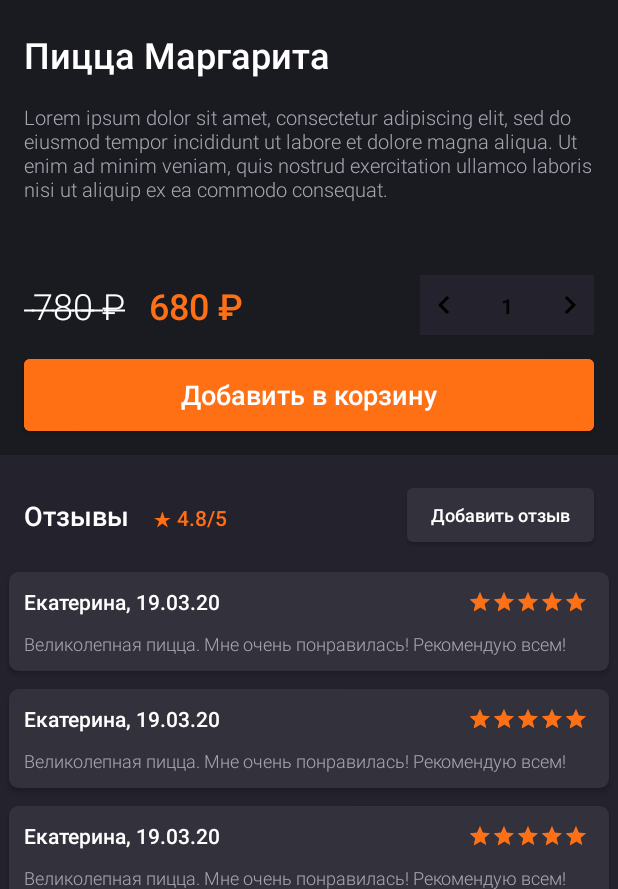
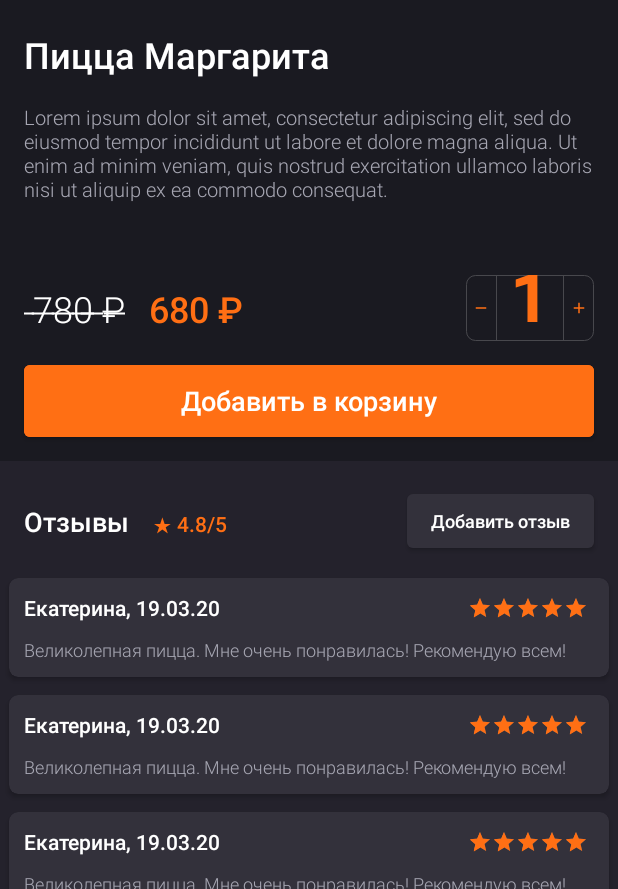
Before and after one commit to 5treetArt/SB-Delivery, an Android app: the layout fragment_dish.xml on its own in the app's theme, with its tools: preview values and no code run, on a phone screen of 412 x 824 dp, the part 347-1236 px from its top. Run offline under Robolectric (Android 15) with nearby library versions, the phone set to English and light mode, and no system bars.

Commit message:
updated NumberPicker

```diff
--- a/app/src/main/java/ru/skillbranch/sbdelivery/ui/custom/HorizontalNumberPicker.kt
+++ b/app/src/main/java/ru/skillbranch/sbdelivery/ui/custom/HorizontalNumberPicker.kt
@@ -7,9 +7,12 @@ import android.graphics.drawable.GradientDrawable
 import android.os.Parcel
 import android.os.Parcelable
 import android.util.AttributeSet
+import android.util.TypedValue
 import android.view.inputmethod.EditorInfo
 import android.widget.LinearLayout
-import androidx.annotation.*
+import androidx.annotation.ColorInt
+import androidx.annotation.DimenRes
+import androidx.annotation.DrawableRes
 import kotlinx.android.synthetic.main.layout_counter_view.view.*
 import ru.skillbranch.sbdelivery.R
 import ru.skillbranch.sbdelivery.extensions.hideKeyboard
@@ -29,15 +32,26 @@ class HorizontalNumberPicker @JvmOverloads constructor(
     @ColorInt
     private var buttonTint = 0
     private var viewBackground: Drawable? = null
-    private var strokeWidthRef = 0
-    private var borderWidth = 0f
+    private var borderWidth = -1f
     private var borderColor = 0
+    private var cornerRadius = 0f
+    private val defaultTextSize by lazy { resources.getDimension(R.dimen.hnp_def_text_size) }
+    private var textSize = 0f
+        get() {
+            field = et_value.textSize
+            return field
+        }
+        set(value) {
+            et_value.setTextSize(TypedValue.COMPLEX_UNIT_PT, value)
+            requestLayout()
+            field = value
+        }
+
     private var increment = 1
     private var minValue = Int.MIN_VALUE
     private var maxValue = Int.MAX_VALUE
-    private var counterValueColor = 0
+    private var valueColor = 0
     private var repeatIntervalMillis = 100L
-    private var defWidthValue = 0f
     private var onValueChangedListener: OnValueChangeListener? = null
     private var editCompleteListener: (() -> Unit)? = null
     private var formatter: Formatter? = null
@@ -75,15 +89,17 @@ class HorizontalNumberPicker @JvmOverloads constructor(
     private fun applyAttributes(rawAttrs: AttributeSet?, defStyle: Int) {
         val a = context.obtainStyledAttributes(rawAttrs, R.styleable.HorizontalNumberPicker, defStyle, 0)
         try {
-            incIcon = a.getDrawable(R.styleable.HorizontalNumberPicker_hnp_inc_icon)
-            decIcon = a.getDrawable(R.styleable.HorizontalNumberPicker_hnp_dec_icon)
-            viewBackground = a.getDrawable(R.styleable.HorizontalNumberPicker_hnp_background)
-            buttonTint = a.getColor(R.styleable.HorizontalNumberPicker_hnp_button_color, 0)
-            borderWidth = a.getDimension(R.styleable.HorizontalNumberPicker_hnp_border_width, 0f)
-            borderColor = a.getColor(R.styleable.HorizontalNumberPicker_hnp_border_color, 0)
+            incIcon = a.getDrawable(R.styleable.HorizontalNumberPicker_hnp_incIcon)
+            decIcon = a.getDrawable(R.styleable.HorizontalNumberPicker_hnp_decIcon)
+            viewBackground = a.getDrawable(R.styleable.HorizontalNumberPicker_hnp_backgroundColor)
+            buttonTint = a.getColor(R.styleable.HorizontalNumberPicker_hnp_buttonTint, 0)
+            borderColor = a.getColor(R.styleable.HorizontalNumberPicker_hnp_borderColor, 0)
+            borderWidth = a.getDimension(R.styleable.HorizontalNumberPicker_hnp_borderWidth, -1f)
+            textSize = a.getDimension(R.styleable.HorizontalNumberPicker_hnp_textSize, defaultTextSize)
+            cornerRadius = a.getDimension(R.styleable.HorizontalNumberPicker_hnp_cornerRadius, -1f)
             value = a.getInt(R.styleable.HorizontalNumberPicker_hnp_value, 1)
             increment = a.getInt(R.styleable.HorizontalNumberPicker_hnp_increment, 1)
-            counterValueColor = a.getColor(R.styleable.HorizontalNumberPicker_hnp_textColor, 0)
+            valueColor = a.getColor(R.styleable.HorizontalNumberPicker_hnp_textColor, 0)
             minValue = a.getInt(R.styleable.HorizontalNumberPicker_hnp_minValue, Int.MIN_VALUE)
             maxValue = a.getInt(R.styleable.HorizontalNumberPicker_hnp_maxValue, Int.MAX_VALUE)
         } catch (e: Exception) {
@@ -106,13 +122,7 @@ class HorizontalNumberPicker @JvmOverloads constructor(
 
         btn_inc.setOnHoldListener(repeatIntervalMillis, 400L, {
             onValueChangedListener?.onValueChange(this, value)
-        }) {
-            value = et_value.text.toString().split(' ').first().toIntOrNull() ?: value
-            value += increment
-            context.hideKeyboard(et_value)
-            et_value.clearFocus()
-            refreshCounter()
-        }
+        }) { updateCounter(increment) }
 
         //btn_dec.setOnClickListener {
         //    counterValue = et_value.text.toString().split(' ').first().toFloatOrNull() ?: counterValue
@@ -125,13 +135,7 @@ class HorizontalNumberPicker @JvmOverloads constructor(
         //}
         btn_dec.setOnHoldListener(repeatIntervalMillis, 400L, {
             onValueChangedListener?.onValueChange(this, value)
-        }) {
-            value = et_value.text.toString().split(' ').first().toIntOrNull() ?: value
-            value -= increment
-            context.hideKeyboard(et_value)
-            et_value.clearFocus()
-            refreshCounter()
-        }
+        }) { updateCounter(-increment) }
 
         //et_value.addTextChangedListener {
         //    var counterStr = it.toString().split(" ").firstOrNull()
@@ -154,22 +158,18 @@ class HorizontalNumberPicker @JvmOverloads constructor(
             return@setOnEditorActionListener if (actionId == EditorInfo.IME_ACTION_DONE) {
                 editCompleteListener?.invoke()
                 updateCounter()
+                onValueChangedListener?.onValueChange(this, value)
                 true
             } else false
         }
 
         et_value.setOnFocusChangeListener { _, hasFocus ->
             if (hasFocus) et_value.setText("$value")
-            else updateCounter()
+            else {
+                updateCounter()
+                onValueChangedListener?.onValueChange(this, value)
+            }
         }
-    }
-
-    private fun updateCounter() {
-        value = et_value.text.toString().toIntOrNull() ?: value
-        context.hideKeyboard(et_value)
-        et_value.clearFocus()
-        refreshCounter()
-        onValueChangedListener?.onValueChange(this, value)
     }
 
     private fun applyValues() {
@@ -180,21 +180,23 @@ class HorizontalNumberPicker @JvmOverloads constructor(
             btn_inc.imageTintList = ColorStateList.valueOf(buttonTint)
             btn_dec.imageTintList = ColorStateList.valueOf(buttonTint)
         }
-        if (borderWidth != 0f) {
-            this.setBorderWidth(borderWidth)
-        }
-        if (borderColor != 0) {
-            initBorderColor(borderColor)
-        }
-        refreshCounter()
-        if (counterValueColor != 0) {
-            et_value.setTextColor(counterValueColor)
-        }
+        if (borderWidth != -1f) applyBorder(width = borderWidth)
+        if (borderColor != 0) applyBorder(color = borderColor)
+        if (valueColor != 0) et_value.setTextColor(valueColor)
+        updateUi()
+    }
+
+    private fun updateCounter(append: Int = 0) {
+        value = et_value.text.toString().toIntOrNull() ?: value
+        value += append
+        context.hideKeyboard(et_value)
+        et_value.clearFocus()
+        updateUi()
     }
 
     fun setValue(counter: Int) {
         value = counter
-        refreshCounter()
+        updateUi()
     }
 
     fun getValue() = value
@@ -230,30 +232,19 @@ class HorizontalNumberPicker @JvmOverloads constructor(
         btn_dec.setImageResource(decButtonIcon)
     }
 
-    fun setBorderWidth(@DimenRes strokeWidth: Int) {
-        strokeWidthRef = strokeWidth
-        val drawable = GradientDrawable()
-        drawable.cornerRadius = getDimension(R.dimen.inc_dec_counter_view_corner_radius)
-        drawable.setStroke(
-            getDimension(strokeWidth).toInt(),
-            resources.getColor(android.R.color.darker_gray)
-        )
-        root_view?.background = drawable
-    }
-
     fun setIncrement(increment: Int) {
         this.increment = increment
-        refreshCounter()
+        updateUi()
     }
 
     fun setMinValue(minValue: Int) {
         this.minValue = minValue
-        refreshCounter()
+        updateUi()
     }
 
     fun setMaxValue(maxValue: Int) {
         this.maxValue = maxValue
-        refreshCounter()
+        updateUi()
     }
 
     fun getMinValue(): Int {
@@ -264,40 +255,55 @@ class HorizontalNumberPicker @JvmOverloads constructor(
         return maxValue
     }
 
-    fun setBorderColor(@ColorRes strokeColor: Int) {
-        val drawable = GradientDrawable()
-        drawable.cornerRadius = getDimension(R.dimen.inc_dec_counter_view_corner_radius)
-        if (strokeWidthRef != 0) drawable.setStroke(
-            getDimension(strokeWidthRef).toInt(),
-            context.resources.getColor(strokeColor)
-        ) else drawable.setStroke(
-            getDimension(R.dimen.inc_dec_counter_view_stroke_width).toInt(),
-            context.resources.getColor(strokeColor)
-        )
-        root_view?.background = drawable
+    fun setCornerRadius(value: Float) {
+        cornerRadius = value
+        applyBorder(radius = cornerRadius)
     }
 
-    private fun initBorderColor(color: Int) {
-        val drawable = GradientDrawable()
-        drawable.cornerRadius = getDimension(R.dimen.inc_dec_counter_view_corner_radius)
-        if (defWidthValue != 0f) drawable.setStroke(
-            defWidthValue.toInt(),
-            color
-        ) else drawable.setStroke(
-            getDimension(R.dimen.inc_dec_counter_view_stroke_width).toInt(),
-            color
-        )
-        root_view?.background = drawable
+    fun setBorderWidth(value: Float) {
+        borderWidth = value
+        applyBorder(width = value)
     }
 
-    private fun refreshCounter() {
+    fun setBorderColor(@ColorInt color: Int) {
+        borderColor = color
+        applyBorder(color = color)
+    }
+
+
+    private fun applyBorder(
+        @ColorInt color: Int = borderColor,
+        width: Float = borderWidth,
+        radius: Float = cornerRadius
+    ) {
+
+        val newColor = if (color != 0) color else resources.getColor(android.R.color.darker_gray)
+        val newWidth = if (width != -1f) width.toInt() else getDimension(R.dimen.hnp_stroke_width).toInt()
+        val newRadius = if (width != -1f) radius else getDimension(R.dimen.hnp_corner_radius)
+
+        with (divider_left) {
+            layoutParams = layoutParams.apply { this.width = newWidth }
+            setBackgroundColor(newColor)
+        }
+
+        with (divider_right) {
+            layoutParams = layoutParams.apply { this.width = newWidth }
+            setBackgroundColor(newColor)
+        }
+
+        root_view?.background = GradientDrawable().apply {
+            cornerRadius = newRadius
+            setStroke(newWidth, newColor)
+        }
+        requestLayout()
+    }
+
+
+    private fun updateUi() {
         if (value < minValue) value = minValue
         if (value > maxValue) value = maxValue
-        refreshCounter(value)
-    }
 
-    private fun refreshCounter(counter: Int) {
-        val text = formatter?.format(counter) ?: "$counter"
+        val text = formatter?.format(value) ?: "$value"
         et_value.setTextIfDifferent(text)
         //    String.format(
         //        Locale.getDefault(),
@@ -313,38 +319,9 @@ class HorizontalNumberPicker @JvmOverloads constructor(
         return context.resources.getDimension(dimenID)
     }
 
-    private fun setBorderWidth(value: Float) {
-        defWidthValue = value
-        val drawable = GradientDrawable()
-        drawable.cornerRadius = getDimension(R.dimen.inc_dec_counter_view_corner_radius)
-        drawable.setStroke(value.toInt(), resources.getColor(android.R.color.darker_gray))
-        root_view?.background = drawable
-    }
 
     private fun runOnUiThread(action: () -> Unit) {
         handler.post(action)
-    }
-
-    private class SavedState : BaseSavedState, Parcelable {
-        var ssValue: Int = 0
-
-        constructor(superState: Parcelable?) : super(superState)
-
-        constructor(src: Parcel) : super(src) {
-            ssValue = src.readInt()
-        }
-
-        override fun writeToParcel(dst: Parcel, flags: Int) {
-            super.writeToParcel(dst, flags)
-            dst.writeInt(ssValue)
-        }
-
-        override fun describeContents() = 0
-
-        companion object CREATOR : Parcelable.Creator<SavedState> {
-            override fun createFromParcel(parcel: Parcel) = SavedState(parcel)
-            override fun newArray(size: Int): Array<SavedState?> = arrayOfNulls(size)
-        }
     }
 
     fun setFormatter(formatter: Formatter) {
@@ -379,35 +356,57 @@ class HorizontalNumberPicker @JvmOverloads constructor(
     }
 
 
-    fun setSelectionDividerHeight(height: Int) {
+    fun setSelectionDividerWidth(height: Int) {
         throw RuntimeException("Stub!")
     }
 
-    fun getSelectionDividerHeight(): Int {
+    fun getSelectionDividerWidth(): Int {
         throw RuntimeException("Stub!")
     }
 
-    fun setTextColor(color: Int) {
-        throw RuntimeException("Stub!")
+    fun setTextColor(@ColorInt color: Int) {
+        valueColor = color
+        if (valueColor != 0)  et_value.setTextColor(valueColor)
     }
 
-    fun setIconTint(color: Int) {
-        throw RuntimeException("Stub!")
+    fun setIconTint(@ColorInt color: Int) {
+        buttonTint = color
+        if (buttonTint != 0) {
+            btn_inc.imageTintList = ColorStateList.valueOf(buttonTint)
+            btn_dec.imageTintList = ColorStateList.valueOf(buttonTint)
+        }
     }
 
     fun getTextColor(): Int {
-        throw RuntimeException("Stub!")
+        return valueColor
+    }
+
+    fun setTextSize(type: Int, size: Float) {
+
     }
 
 
-    fun setTextSize(size: Float) {
-        throw RuntimeException("Stub!")
+    private class SavedState : BaseSavedState, Parcelable {
+        var ssValue: Int = 0
+
+        constructor(superState: Parcelable?) : super(superState)
+
+        constructor(src: Parcel) : super(src) {
+            ssValue = src.readInt()
+        }
+
+        override fun writeToParcel(dst: Parcel, flags: Int) {
+            super.writeToParcel(dst, flags)
+            dst.writeInt(ssValue)
+        }
+
+        override fun describeContents() = 0
+
+        companion object CREATOR : Parcelable.Creator<SavedState> {
+            override fun createFromParcel(parcel: Parcel) = SavedState(parcel)
+            override fun newArray(size: Int): Array<SavedState?> = arrayOfNulls(size)
+        }
     }
-
-    fun getTextSize(): Float {
-        throw RuntimeException("Stub!")
-    }
-
 
     interface Formatter {
         fun format(value: Int): String
--- a/app/src/main/java/ru/skillbranch/sbdelivery/ui/screens/dish/DishFragment.kt
+++ b/app/src/main/java/ru/skillbranch/sbdelivery/ui/screens/dish/DishFragment.kt
@@ -99,14 +99,11 @@ class DishFragment : BaseFragment<DishViewModel>() {
         tv_old_price.isVisible = args.oldPrice != null
         tv_price.text = "${args.price} ₽"
         with(picker) {
-            setMinValue(0)
             setCounterListener(object : HorizontalNumberPicker.OnValueChangeListener {
                 override fun onValueChange(view: HorizontalNumberPicker, newValue: Int) {
                     viewModel.handleAmount(newValue)
                 }
             })
-            //setTextColor(colorSurface)
-            //setIconTint(colorSurface)
         }
 
         btn_add.setOnClickListener {
--- /dev/null
+++ b/app/src/main/res/drawable/ic_add_black_12dp.xml
@@ -0,0 +1,4 @@
+<vector android:height="12dp" android:viewportHeight="24.0"
+    android:viewportWidth="24.0" android:width="12dp" xmlns:android="http://schemas.android.com/apk/res/android">
+    <path android:fillColor="#FF000000" android:pathData="M19,13h-6v6h-2v-6H5v-2h6V5h2v6h6v2z"/>
+</vector>
--- /dev/null
+++ b/app/src/main/res/drawable/ic_remove_black_12dp.xml
@@ -0,0 +1,4 @@
+<vector android:height="12dp" android:viewportHeight="24.0"
+    android:viewportWidth="24.0" android:width="12dp" xmlns:android="http://schemas.android.com/apk/res/android">
+    <path android:fillColor="#FF000000" android:pathData="M19,13H5v-2h14v2z"/>
+</vector>
--- a/app/src/main/res/layout/fragment_dish.xml
+++ b/app/src/main/res/layout/fragment_dish.xml
@@ -84,7 +84,7 @@
             android:fontFamily="sans-serif-light"
             android:textColor="@color/color_on_surface"
             android:textSize="@dimen/font_huge_24"
-            app:layout_constraintBottom_toBottomOf="@id/tv_price"
+            app:layout_constraintBaseline_toBaselineOf="@id/tv_price"
             app:layout_constraintHorizontal_chainStyle="spread_inside"
             app:layout_constraintRight_toLeftOf="@id/tv_price"
             app:layout_constraintStart_toStartOf="parent"
@@ -107,12 +107,20 @@
         <ru.skillbranch.sbdelivery.ui.custom.HorizontalNumberPicker
             android:id="@+id/picker"
             android:layout_width="wrap_content"
-            android:layout_height="wrap_content"
+            android:layout_height="44dp"
             android:layout_marginTop="@dimen/spacing_huge_32"
             android:layout_marginEnd="@dimen/spacing_normal_16"
             app:layout_constraintEnd_toEndOf="parent"
             app:layout_constraintTop_toBottomOf="@id/tv_description"
-            app:layout_constraintBottom_toTopOf="@id/btn_add"/>
+            app:layout_constraintBottom_toTopOf="@id/btn_add"
+            app:hnp_decIcon="@drawable/ic_remove_black_12dp"
+            app:hnp_incIcon="@drawable/ic_add_black_12dp"
+            app:hnp_buttonTint="?attr/colorSurface"
+            app:hnp_textSize="14sp"
+            app:hnp_borderWidth="1dp"
+            app:hnp_cornerRadius="6dp"
+            app:hnp_borderColor="@color/color_divider2"
+            app:hnp_textColor="?attr/colorSurface"/>
 
         <com.google.android.material.button.MaterialButton
             android:id="@+id/btn_add"
--- a/app/src/main/res/layout/layout_counter_view.xml
+++ b/app/src/main/res/layout/layout_counter_view.xml
@@ -4,17 +4,15 @@
         xmlns:app="http://schemas.android.com/apk/res-auto"
         android:id="@+id/root_view"
         android:layout_width="wrap_content"
-        android:layout_height="wrap_content"
+        android:layout_height="match_parent"
         android:background="@color/color_primary_dark"
-        android:paddingTop="@dimen/spacing_tiny_4"
-        android:paddingBottom="@dimen/spacing_tiny_4"
         android:focusable="true"
         android:focusableInTouchMode="true">
 
     <ImageButton
             android:id="@+id/btn_dec"
             android:layout_width="wrap_content"
-            android:layout_height="wrap_content"
+            android:layout_height="match_parent"
             android:layout_gravity="center_vertical"
             android:padding="@dimen/spacing_tiny_4"
             android:src="@drawable/ic_chevron_left_black_24dp"
@@ -22,15 +20,22 @@
             app:layout_constraintTop_toTopOf="parent"
             app:layout_constraintBottom_toBottomOf="parent"
             app:layout_constraintLeft_toLeftOf="parent"
-            app:layout_constraintLeft_toRightOf="@id/et_value"/>
+            app:layout_constraintLeft_toRightOf="@id/divider_left"/>
+
+    <View
+        android:id="@+id/divider_left"
+        android:layout_width="0dp"
+        android:layout_height="0dp"
+        app:layout_constraintTop_toTopOf="parent"
+        app:layout_constraintBottom_toBottomOf="parent"
+        app:layout_constraintLeft_toRightOf="@id/btn_dec"
+        app:layout_constraintRight_toLeftOf="@id/et_value"/>
 
     <!--TODO IMPROVEMENT: Add views programmatically and calculate its size-->
     <EditText
             android:id="@+id/et_value"
             android:layout_width="wrap_content"
             android:layout_height="wrap_content"
-            android:layout_marginStart="@dimen/spacing_tiny_4"
-            android:layout_marginEnd="@dimen/spacing_tiny_4"
             android:minWidth="44dp"
             android:textAppearance="?android:attr/textAppearanceSmall"
             android:textStyle="bold"
@@ -44,15 +49,24 @@
             android:focusableInTouchMode="true"
             app:layout_constraintTop_toTopOf="parent"
             app:layout_constraintBottom_toBottomOf="parent"
-            app:layout_constraintLeft_toRightOf="@id/btn_dec"
-            app:layout_constraintRight_toLeftOf="@id/btn_inc"
+            app:layout_constraintLeft_toRightOf="@id/divider_left"
+            app:layout_constraintRight_toLeftOf="@id/divider_right"
             tools:text="1"
             tools:textColor="@android:color/white"/>
+
+    <View
+        android:id="@+id/divider_right"
+        android:layout_width="0dp"
+        android:layout_height="0dp"
+        app:layout_constraintTop_toTopOf="parent"
+        app:layout_constraintBottom_toBottomOf="parent"
+        app:layout_constraintLeft_toRightOf="@id/et_value"
+        app:layout_constraintRight_toLeftOf="@id/btn_inc"/>
 
     <ImageButton
             android:id="@+id/btn_inc"
             android:layout_width="wrap_content"
-            android:layout_height="wrap_content"
+            android:layout_height="match_parent"
             android:layout_gravity="center_vertical"
             android:padding="@dimen/spacing_tiny_4"
             android:src="@drawable/ic_chevron_right_black_24dp"
@@ -60,5 +74,6 @@
             app:layout_constraintTop_toTopOf="parent"
             app:layout_constraintBottom_toBottomOf="parent"
             app:layout_constraintRight_toRightOf="parent"
-            app:layout_constraintLeft_toRightOf="@id/et_value"/>
+            app:layout_constraintLeft_toRightOf="@id/divider_right"/>
+
 </androidx.constraintlayout.widget.ConstraintLayout>
--- a/app/src/main/res/values/colors.xml
+++ b/app/src/main/res/values/colors.xml
@@ -17,6 +17,7 @@
     <color name="opacity_color_surface">#08000000</color>
 
     <color name="color_divider">#2C2C33</color>
+    <color name="color_divider2">#48484D</color>
 
     <color name="color_article_bar">#24222C</color>
     <color name="color_on_article_bar">#FF6F14</color>
--- a/app/src/main/res/values/dimens.xml
+++ b/app/src/main/res/values/dimens.xml
@@ -33,10 +33,12 @@
     <dimen name="indicator_size">32dp</dimen>
     <dimen name="icon_drink_calendar_20">20dp</dimen>
 
-    <dimen name="inc_dec_counter_view_stroke_width">1dp</dimen>
-    <dimen name="inc_dec_counter_view_corner_radius">20dp</dimen>
-    <dimen name="inc_dec_counter_view_def_padding">10dp</dimen>
-    <dimen name="inc_dec_counter_view_button_background_radius">50dp</dimen>
+    <dimen name="hnp_stroke_width">1dp</dimen>
+    <dimen name="hnp_corner_radius">20dp</dimen>
+    <dimen name="hnp_def_padding">10dp</dimen>
+    <dimen name="hnp_def_text_size">14sp</dimen>
+    <dimen name="hnp_button_background_radius">50dp</dimen>
+
     <dimen name="item_calendar_day_drink_size">80dp</dimen>
     <dimen name="font_day_number_75">75sp</dimen>
     <dimen name="font_big_20">20sp</dimen>
```
Also changed, not shown: app/src/main/res/drawable/ic_add_black_24dp.xml (added, +9 -0 lines), app/src/main/res/drawable/ic_remove_black_24dp.xml (added, +9 -0 lines), app/src/main/res/values/attrs.xml (+8 -6 lines).
